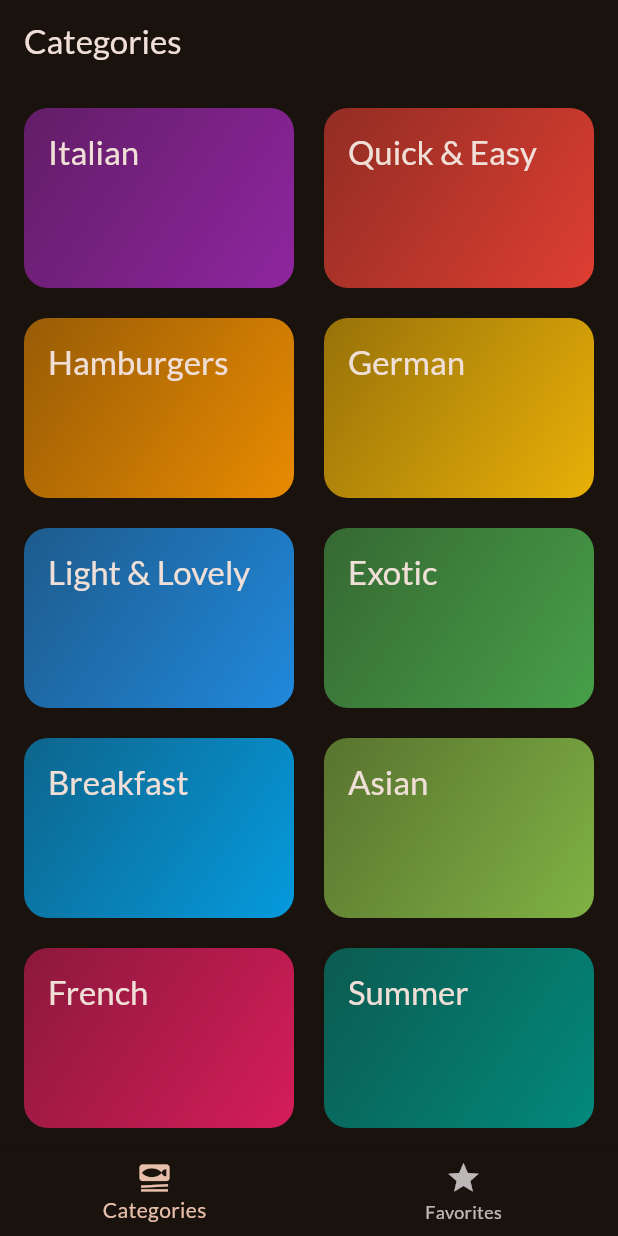
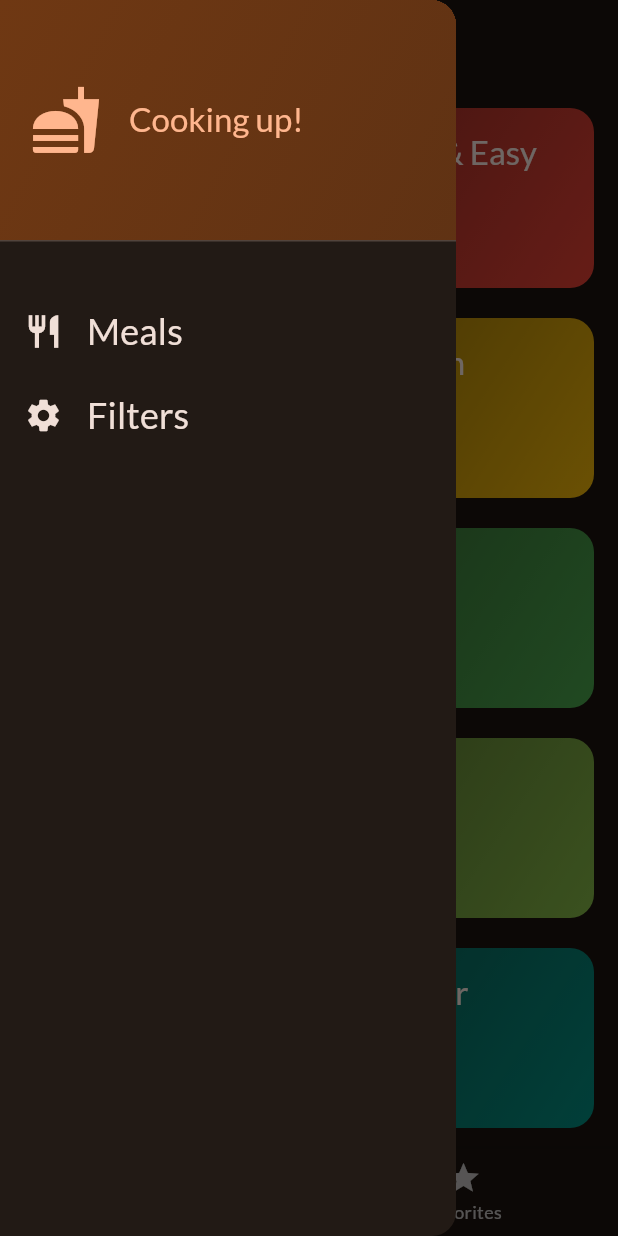
Before and after one commit to alfism1/flutter_meal, a Flutter app: the screen it shows after launch, with the side drawer open (before the commit the screen has no drawer), on a phone screen of 412 x 824 dp. Run offline on Flutter 3.47's test engine with Material 2 defaults, Android fonts, the phone set to English and light mode, and no system bars; our stand-ins replace google_fonts, transparent_image.

Commit message:
filters screen

```diff
--- a/lib/screens/categories.dart
+++ b/lib/screens/categories.dart
@@ -1,12 +1,15 @@
 import 'package:flutter/material.dart';
 
 import 'package:meals/data/dummy_data.dart';
+import 'package:meals/models/meal.dart';
 import 'package:meals/screens/meals.dart';
 import 'package:meals/widgets/category_grid_item.dart';
 import 'package:meals/models/category.dart';
 
 class CategoriesScreen extends StatelessWidget {
-  const CategoriesScreen({super.key});
+  const CategoriesScreen({super.key, required this.onToggleFavorite});
+
+  final void Function(Meal meal) onToggleFavorite;
 
   void _selectCategory(BuildContext context, Category category) {
     final filteredMeals = dummyMeals
@@ -19,6 +22,7 @@ class CategoriesScreen extends StatelessWidget {
         builder: (ctx) => MealsScreen(
           title: category.title,
           meals: filteredMeals,
+          onToggleFavorite: onToggleFavorite,
         ),
       ),
     );
--- a/lib/screens/meals.dart
+++ b/lib/screens/meals.dart
@@ -9,10 +9,12 @@ class MealsScreen extends StatelessWidget {
     super.key,
     this.title,
     required this.meals,
+    required this.onToggleFavorite,
   });
 
   final String? title;
   final List<Meal> meals;
+  final void Function(Meal meal) onToggleFavorite;
 
   void _selectMeal(BuildContext context, Meal meal) {
     Navigator.push(
@@ -20,6 +22,7 @@ class MealsScreen extends StatelessWidget {
       MaterialPageRoute(
         builder: (ctx) => MealDetailsScreen(
           meal: meal,
+          onToggleFavorite: onToggleFavorite,
         ),
       ),
     );
--- a/lib/screens/tabs.dart
+++ b/lib/screens/tabs.dart
@@ -1,6 +1,10 @@
+import 'package:meals/models/meal.dart';
+
 import 'package:flutter/material.dart';
 import 'package:meals/screens/categories.dart';
+import 'package:meals/screens/filters.dart';
 import 'package:meals/screens/meals.dart';
+import 'package:meals/widgets/main_drawer.dart';
 
 class TabsScreen extends StatefulWidget {
   const TabsScreen({super.key});
@@ -11,6 +15,30 @@ class TabsScreen extends StatefulWidget {
 
 class _TabsScreenState extends State<TabsScreen> {
   int _selectedPageIndex = 0;
+  final List<Meal> _favoriteMeals = [];
+
+  void showInfoMessage(String message) {
+    ScaffoldMessenger.of(context).showSnackBar(
+      SnackBar(
+        content: Text(message),
+        duration: const Duration(seconds: 2),
+      ),
+    );
+  }
+
+  void _toggleMealFavoriteStatus(Meal meal) {
+    if (_favoriteMeals.contains(meal)) {
+      setState(() {
+        _favoriteMeals.remove(meal);
+      });
+      showInfoMessage("Removed from favorites");
+    } else {
+      setState(() {
+        _favoriteMeals.add(meal);
+      });
+      showInfoMessage("Added to favorites");
+    }
+  }
 
   void _selectPage(int index) {
     setState(() {
@@ -18,13 +46,29 @@ class _TabsScreenState extends State<TabsScreen> {
     });
   }
 
+  void _setScreen(String identifier) {
+    Navigator.of(context).pop();
+    if (identifier == 'filters') {
+      Navigator.of(context).push(
+        MaterialPageRoute(
+          builder: (ctx) => const FiltersScreen(),
+        ),
+      );
+    }
+  }
+
   @override
   Widget build(BuildContext context) {
-    Widget activePage = const CategoriesScreen();
+    Widget activePage = CategoriesScreen(
+      onToggleFavorite: _toggleMealFavoriteStatus,
+    );
     var activePageTitle = "Categories";
 
     if (_selectedPageIndex == 1) {
-      activePage = const MealsScreen(meals: []);
+      activePage = MealsScreen(
+        meals: _favoriteMeals,
+        onToggleFavorite: _toggleMealFavoriteStatus,
+      );
       activePageTitle = "Your favorites";
     }
 
@@ -33,6 +77,7 @@ class _TabsScreenState extends State<TabsScreen> {
         title: Text(activePageTitle),
       ),
       body: activePage,
+      drawer: MainDrawer(onSelectScreen: _setScreen),
       bottomNavigationBar: BottomNavigationBar(
         onTap: _selectPage,
         currentIndex: _selectedPageIndex,
--- /dev/null
+++ b/lib/widgets/main_drawer.dart
@@ -0,0 +1,83 @@
+import 'package:flutter/material.dart';
+
+class MainDrawer extends StatelessWidget {
+  const MainDrawer({super.key, required this.onSelectScreen});
+
+  final void Function(String identifier) onSelectScreen;
+
+  @override
+  Widget build(BuildContext context) {
+    return Drawer(
+      child: Column(
+        children: [
+          DrawerHeader(
+            padding: const EdgeInsets.all(20),
+            decoration: BoxDecoration(
+              gradient: LinearGradient(
+                colors: [
+                  Theme.of(context).colorScheme.primaryContainer,
+                  Theme.of(context)
+                      .colorScheme
+                      .primaryContainer
+                      .withOpacity(0.8),
+                ],
+                begin: Alignment.topLeft,
+                end: Alignment.bottomRight,
+              ),
+            ),
+            child: Row(
+              children: [
+                Icon(Icons.fastfood,
+                    size: 48, color: Theme.of(context).colorScheme.primary),
+                const SizedBox(width: 18),
+                Text(
+                  "Cooking up!",
+                  style: Theme.of(context).textTheme.titleLarge!.copyWith(
+                        color: Theme.of(context).colorScheme.primary,
+                        // fontWeight: FontWeight.bold,
+                      ),
+                )
+              ],
+            ),
+          ),
+          const SizedBox(height: 24),
+          ListTile(
+            leading: Icon(
+              Icons.restaurant,
+              size: 26,
+              color: Theme.of(context).colorScheme.onBackground,
+            ),
+            title: Text(
+              'Meals',
+              style: Theme.of(context).textTheme.titleSmall!.copyWith(
+                    color: Theme.of(context).colorScheme.onBackground,
+                    fontSize: 24,
+                  ),
+            ),
+            onTap: () {
+              onSelectScreen("meals");
+              // Navigator.pushReplacementNamed(context, '/');
+            },
+          ),
+          ListTile(
+            leading: Icon(
+              Icons.settings,
+              size: 26,
+              color: Theme.of(context).colorScheme.onBackground,
+            ),
+            title: Text(
+              'Filters',
+              style: Theme.of(context).textTheme.titleSmall!.copyWith(
+                    color: Theme.of(context).colorScheme.onBackground,
+                    fontSize: 24,
+                  ),
+            ),
+            onTap: () {
+              onSelectScreen("filters");
+            },
+          ),
+        ],
+      ),
+    );
+  }
+}
```
Also changed, not shown: lib/screens/filters.dart (added, +66 -0 lines), lib/screens/meal_details.dart (+14 -1 lines).
